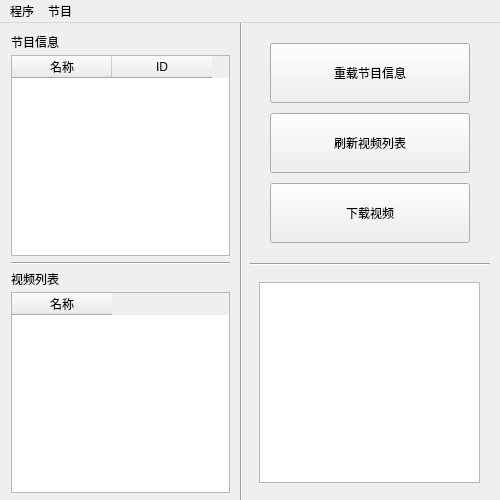
Above: src/ui/ctvd.ui from letr007/CCTVVideoDownloader before the change. Below: the same form after it.
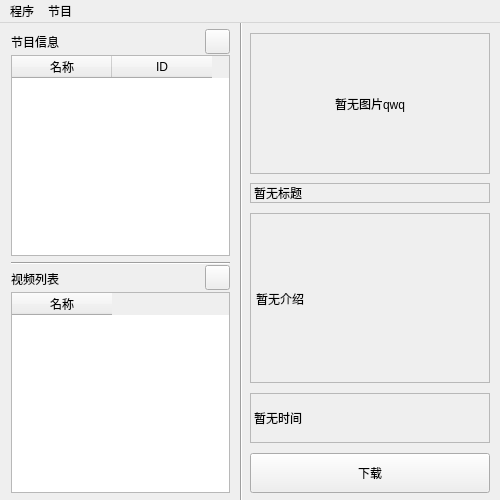
That is the form after the change. Icons and pictures are not drawn.

Patch:
```diff
--- a/src/ui/ctvd.ui
+++ b/src/ui/ctvd.ui
@@ -29,16 +29,6 @@
    <string notr="true"/>
   </property>
   <widget class="QWidget" name="centralwidget">
-   <widget class="QTextBrowser" name="textBrowser">
-    <property name="geometry">
-     <rect>
-      <x>259</x>
-      <y>259</y>
-      <width>221</width>
-      <height>201</height>
-     </rect>
-    </property>
-   </widget>
    <widget class="Line" name="line_2">
     <property name="geometry">
      <rect>
@@ -52,73 +42,6 @@
      <enum>Qt::Vertical</enum>
     </property>
    </widget>
-   <widget class="Line" name="line_3">
-    <property name="geometry">
-     <rect>
-      <x>250</x>
-      <y>240</y>
-      <width>240</width>
-      <height>3</height>
-     </rect>
-    </property>
-    <property name="orientation">
-     <enum>Qt::Horizontal</enum>
-    </property>
-   </widget>
-   <widget class="QPushButton" name="pushButton_FlashConfig">
-    <property name="geometry">
-     <rect>
-      <x>270</x>
-      <y>20</y>
-      <width>200</width>
-      <height>60</height>
-     </rect>
-    </property>
-    <property name="text">
-     <string>重载节目信息</string>
-    </property>
-    <property name="icon">
-     <iconset>
-      <normaloff>:/flash.png</normaloff>:/flash.png</iconset>
-    </property>
-   </widget>
-   <widget class="QPushButton" name="pushButton_FlashList">
-    <property name="geometry">
-     <rect>
-      <x>270</x>
-      <y>90</y>
-      <width>200</width>
-      <height>60</height>
-     </rect>
-    </property>
-    <property name="text">
-     <string>刷新视频列表</string>
-    </property>
-    <property name="icon">
-     <iconset>
-      <normaloff>:/flash.png</normaloff>:/flash.png</iconset>
-    </property>
-   </widget>
-   <widget class="QPushButton" name="pushButton_Download">
-    <property name="geometry">
-     <rect>
-      <x>270</x>
-      <y>160</y>
-      <width>200</width>
-      <height>60</height>
-     </rect>
-    </property>
-    <property name="styleSheet">
-     <string notr="true"/>
-    </property>
-    <property name="text">
-     <string>下载视频</string>
-    </property>
-    <property name="icon">
-     <iconset>
-      <normaloff>:/download.png</normaloff>:/download.png</iconset>
-    </property>
-   </widget>
    <widget class="Line" name="line">
     <property name="geometry">
      <rect>
@@ -193,6 +116,161 @@
      </property>
     </column>
    </widget>
+   <widget class="QPushButton" name="flash_program">
+    <property name="geometry">
+     <rect>
+      <x>205</x>
+      <y>6</y>
+      <width>25</width>
+      <height>25</height>
+     </rect>
+    </property>
+    <property name="text">
+     <string/>
+    </property>
+    <property name="icon">
+     <iconset resource="../Python project/CCTVVideoDownload/src/resources.qrc">
+      <normaloff>:/resources/flash.png</normaloff>:/resources/flash.png</iconset>
+    </property>
+    <property name="iconSize">
+     <size>
+      <width>20</width>
+      <height>20</height>
+     </size>
+    </property>
+   </widget>
+   <widget class="QPushButton" name="flash_list">
+    <property name="geometry">
+     <rect>
+      <x>205</x>
+      <y>242</y>
+      <width>25</width>
+      <height>25</height>
+     </rect>
+    </property>
+    <property name="text">
+     <string/>
+    </property>
+    <property name="icon">
+     <iconset resource="../Python project/CCTVVideoDownload/src/resources.qrc">
+      <normaloff>:/resources/flash.png</normaloff>:/resources/flash.png</iconset>
+    </property>
+    <property name="iconSize">
+     <size>
+      <width>20</width>
+      <height>20</height>
+     </size>
+    </property>
+   </widget>
+   <widget class="QLabel" name="label_img">
+    <property name="geometry">
+     <rect>
+      <x>250</x>
+      <y>10</y>
+      <width>240</width>
+      <height>141</height>
+     </rect>
+    </property>
+    <property name="frameShape">
+     <enum>QFrame::StyledPanel</enum>
+    </property>
+    <property name="text">
+     <string>暂无图片qwq</string>
+    </property>
+    <property name="scaledContents">
+     <bool>true</bool>
+    </property>
+    <property name="alignment">
+     <set>Qt::AlignCenter</set>
+    </property>
+   </widget>
+   <widget class="QLabel" name="label_title">
+    <property name="geometry">
+     <rect>
+      <x>250</x>
+      <y>160</y>
+      <width>240</width>
+      <height>20</height>
+     </rect>
+    </property>
+    <property name="frameShape">
+     <enum>QFrame::StyledPanel</enum>
+    </property>
+    <property name="text">
+     <string>暂无标题</string>
+    </property>
+   </widget>
+   <widget class="QScrollArea" name="scrollArea">
+    <property name="geometry">
+     <rect>
+      <x>250</x>
+      <y>190</y>
+      <width>240</width>
+      <height>170</height>
+     </rect>
+    </property>
+    <property name="frameShape">
+     <enum>QFrame::StyledPanel</enum>
+    </property>
+    <property name="widgetResizable">
+     <bool>true</bool>
+    </property>
+    <widget class="QWidget" name="scrollAreaWidgetContents">
+     <property name="geometry">
+      <rect>
+       <x>0</x>
+       <y>0</y>
+       <width>238</width>
+       <height>168</height>
+      </rect>
+     </property>
+     <widget class="QLabel" name="label_introduce">
+      <property name="geometry">
+       <rect>
+        <x>5</x>
+        <y>0</y>
+        <width>235</width>
+        <height>170</height>
+       </rect>
+      </property>
+      <property name="frameShape">
+       <enum>QFrame::NoFrame</enum>
+      </property>
+      <property name="text">
+       <string>&lt;html&gt;&lt;head/&gt;&lt;body&gt;&lt;p&gt;暂无介绍&lt;/p&gt;&lt;/body&gt;&lt;/html&gt;</string>
+      </property>
+     </widget>
+    </widget>
+   </widget>
+   <widget class="QPushButton" name="pushButton">
+    <property name="geometry">
+     <rect>
+      <x>250</x>
+      <y>430</y>
+      <width>240</width>
+      <height>40</height>
+     </rect>
+    </property>
+    <property name="text">
+     <string>下载</string>
+    </property>
+   </widget>
+   <widget class="QLabel" name="label_3">
+    <property name="geometry">
+     <rect>
+      <x>250</x>
+      <y>370</y>
+      <width>240</width>
+      <height>50</height>
+     </rect>
+    </property>
+    <property name="frameShape">
+     <enum>QFrame::StyledPanel</enum>
+    </property>
+    <property name="text">
+     <string>&lt;html&gt;&lt;head/&gt;&lt;body&gt;&lt;p&gt;暂无时间&lt;/p&gt;&lt;/body&gt;&lt;/html&gt;</string>
+    </property>
+   </widget>
   </widget>
   <widget class="QMenuBar" name="menubar">
    <property name="geometry">
```
Left out of the diff: 32 changed lines with no effect on the pictures.
